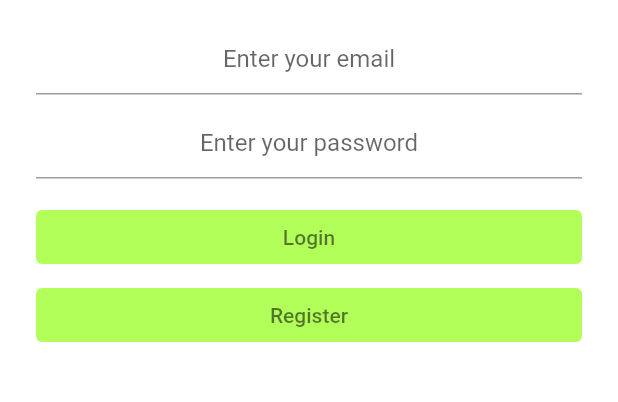
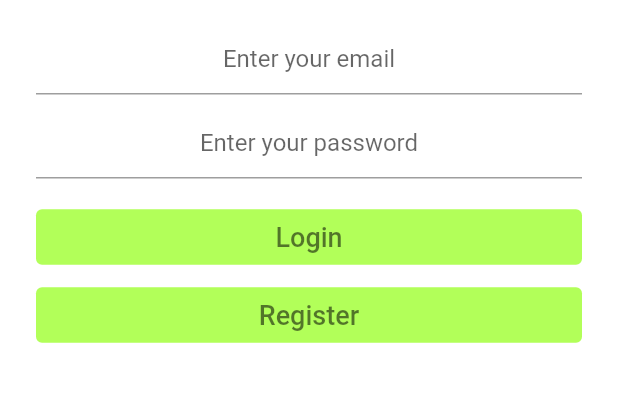
Before and after one commit to miksi10/MapsInDart, a Flutter app: the screen it shows after launch, after a tap on "Login", on a phone screen of 412 x 824 dp, the part 540-942 px from its top. Run offline on Flutter 3.47's test engine with Material 2 defaults, Android fonts, the phone set to English and light mode, and no system bars; our stand-ins replace cloud_firestore, firebase_auth, firebase_core, google_maps_flutter; accounts and stored records are empty; network calls fail.

Commit message:
Corrected tags loading from firebase and wait action shown

```diff
--- a/lib/screens/login_screen.dart
+++ b/lib/screens/login_screen.dart
@@ -5,13 +5,14 @@ import 'package:google_maps_flutter/google_maps_flutter.dart';
 import 'package:maps_flutter/location.dart';
 import 'package:maps_flutter/screens/map_screen.dart';
 import 'package:firebase_auth/firebase_auth.dart';
+import 'package:maps_flutter/services/tags.dart';
 
-final _firestore = FirebaseFirestore.instance; //
+
 
 class LoginScreen extends StatefulWidget {
 
   static const String id = 'login_screen';
-
+  static final firestore = FirebaseFirestore.instance; //
 
   @override
   _State createState() => _State();
@@ -19,19 +20,14 @@ class LoginScreen extends StatefulWidget {
 
 class _State extends State<LoginScreen> {
 
-  void getDataFromTags() async {
-    final tagovi = await _firestore.collection("tags").get();
-    for(var mess in tagovi.docs){
-      print('citanje iz baze ' + mess["sport"]);
-      locations.add(Location(LatLng(mess["latitude"],mess["longitude"]), mess["sport"], Colors.green, mess["number"]));
-    }
-  }
-
+/*
   @override
   initState(){
     getDataFromTags();
   }
+*/
 
+  bool isLoading = false;
 
   FirebaseAuth _auth = FirebaseAuth.instance;
 
@@ -44,6 +40,9 @@ class _State extends State<LoginScreen> {
   void clearInput(){
     emailController.clear();
     passController.clear();
+    setState(() {
+      isLoading = false;
+    });
   }
 
   @override
@@ -97,6 +96,11 @@ class _State extends State<LoginScreen> {
                         email: email, password: pass);
                     if(user != null){
                       print("znam ko je ovo");
+                      setState(() {
+                        isLoading = true;
+                      });
+                      tag.getDataFromTags();
+                      await Future.delayed(Duration(seconds: 3));
                       Navigator.pushNamed(context, MapSample.id);
                     }
                     else{
@@ -106,14 +110,33 @@ class _State extends State<LoginScreen> {
                   catch(e){
                     print("nzm ko je ovo");
                   }
+                  finally{
+                    clearInput();
+                  }
 
                   //Navigator.pushNamed(context, MapSample.id);
                 },
-                child: Text(
-                    "Login",
-                    style: TextStyle(
-                      color: Colors.black54
-                    ),),
+                child: isLoading ?
+                Row(
+                  mainAxisAlignment: MainAxisAlignment.center,
+                  children: [
+                    SizedBox(width: 20, height: 20, child: CircularProgressIndicator(color: Colors.black26,)),
+                    const SizedBox(width: 25.0,),
+                    Text("Wait a second..",
+                      style: TextStyle(
+                        color: Colors.black26,
+                        fontSize: 16.0
+                      ),
+                    )
+                  ],
+                ):
+                Text(
+                  "Login",
+                  style: TextStyle(
+                      color: Colors.black54,
+                      fontSize: 18.0
+                  ),
+                ) ,
                 style: ButtonStyle(
                   backgroundColor: MaterialStateProperty.resolveWith((states) => Colors.lightGreenAccent)
                 ),
@@ -129,7 +152,8 @@ class _State extends State<LoginScreen> {
               child: Text(
                 "Register",
                 style: TextStyle(
-                    color: Colors.black54
+                    color: Colors.black54,
+                  fontSize: 18.0
                 ),),
               style: ButtonStyle(
                   backgroundColor: MaterialStateProperty.resolveWith((states) => Colors.lightGreenAccent)
--- /dev/null
+++ b/lib/services/tags.dart
@@ -0,0 +1,18 @@
+import 'package:cloud_firestore/cloud_firestore.dart';
+import 'package:flutter/material.dart';
+import 'package:google_maps_flutter/google_maps_flutter.dart';
+import 'package:maps_flutter/location.dart';
+
+import '../screens/login_screen.dart';
+
+class tag{
+
+  static void getDataFromTags() async {
+    final tagovi = await LoginScreen.firestore.collection("tags").get();
+    for(var mess in tagovi.docs){
+      print('citanje iz baze ' + mess["sport"]);
+      locations.add(Location(LatLng(mess["latitude"],mess["longitude"]), mess["sport"], Colors.green, mess["number"]));
+    }
+  }
+
+}
```
